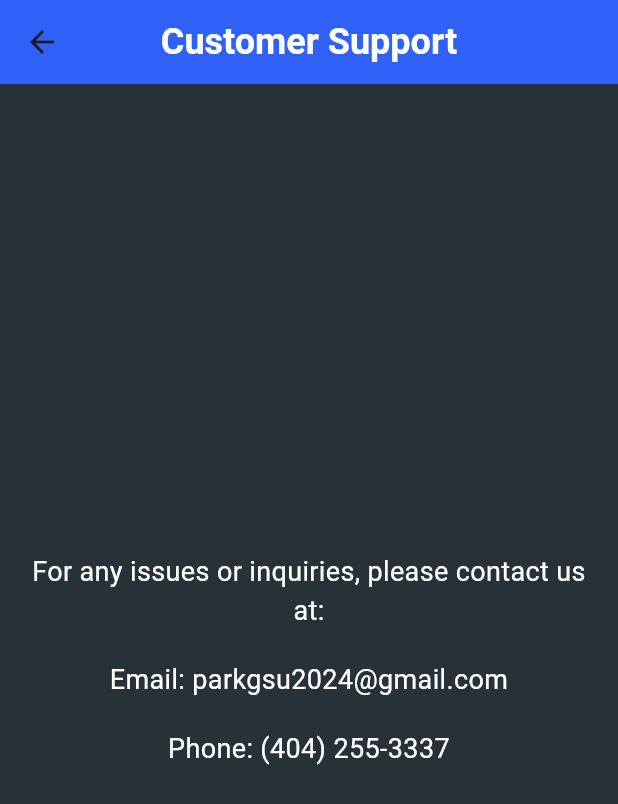
After one commit to KrishnaDOS/ParkNet_Digital, a Flutter app: the CustomerSupportPage screen opened directly, on a phone screen of 412 x 824 dp. The commit adds this screen. Shown: the top 804 px of the screen. Run offline on Flutter 3.47's test engine with Material 3 defaults, Android fonts, the phone set to English and light mode, and no system bars; our stand-ins replace cloud_firestore, firebase_auth, firebase_core, geolocator; accounts and stored records are empty.

Commit message:
added functionality to the customer support button on dashboard

```diff
--- /dev/null
+++ b/parkgsu/lib/customer_support.dart
@@ -0,0 +1,72 @@
+import 'package:flutter/material.dart';
+
+class CustomerSupportPage extends StatelessWidget {
+  const CustomerSupportPage({Key? key}) : super(key: key);
+
+  @override
+  Widget build(BuildContext context) {
+    return Theme(
+      data: ThemeData(
+        primarySwatch: Colors.blue,
+        scaffoldBackgroundColor: Colors.blueGrey[900],
+        appBarTheme: AppBarTheme(
+          backgroundColor: Colors.blueAccent[700],
+          elevation: 4,
+          titleTextStyle: TextStyle(
+            color: Colors.white,
+            fontSize: 24,
+            fontWeight: FontWeight.bold,
+          ),
+        ),
+        textTheme: TextTheme(
+          bodyMedium: TextStyle(color: Colors.white),
+          titleLarge: TextStyle(color: Colors.white),
+        ),
+      ),
+      child: Scaffold(
+        backgroundColor: Colors.blueGrey[900],
+        appBar: AppBar(
+          title: const Text(
+            'Customer Support',
+            style: TextStyle(fontSize: 24, fontWeight: FontWeight.bold),
+          ),
+          centerTitle: true,
+        ),
+        body: Padding(
+          padding: const EdgeInsets.all(20.0),
+          child: Column(
+            mainAxisAlignment: MainAxisAlignment.center,
+            children: [
+              Text(
+                'For any issues or inquiries, please contact us at:',
+                style: TextStyle(
+                  color: Colors.white,
+                  fontSize: 18,
+                ),
+                textAlign: TextAlign.center,
+              ),
+              SizedBox(height: 20),
+              Text(
+                'Email: parkgsu2024@gmail.com',
+                style: TextStyle(
+                  color: Colors.white,
+                  fontSize: 18,
+                ),
+                textAlign: TextAlign.center,
+              ),
+              SizedBox(height: 20),
+              Text(
+                'Phone: (404) 255-3337',
+                style: TextStyle(
+                  color: Colors.white,
+                  fontSize: 18,
+                ),
+                textAlign: TextAlign.center,
+              ),
+            ],
+          ),
+        ),
+      ),
+    );
+  }
+}
--- a/parkgsu/lib/dashboard.dart
+++ b/parkgsu/lib/dashboard.dart
@@ -1,5 +1,6 @@
 import 'package:flutter/material.dart';
-import 'package:firebase_auth/firebase_auth.dart'; // Import Firebase Auth
+import 'package:firebase_auth/firebase_auth.dart';
+import 'customer_support.dart';
 import 'events.dart';
 
 class Dashboard extends StatelessWidget {
@@ -21,7 +22,7 @@ class Dashboard extends StatelessWidget {
           color: Colors.white,
           fontSize: 24,
           fontWeight: FontWeight.bold,
-        )
+        ),
       ),
       body: Padding(
         padding: const EdgeInsets.all(20.0),
@@ -35,7 +36,11 @@ class Dashboard extends StatelessWidget {
             SizedBox(height: 20),
             _buildDashboardItem(context, 'Customer Support',
                 Icons.support_agent, Colors.redAccent, () {
-              // Add action for Customer Support here
+              // Navigate to the Customer Support page
+              Navigator.push(
+                context,
+                MaterialPageRoute(builder: (context) => const CustomerSupportPage()),
+              );
             }),
             SizedBox(height: 20),
             _buildDashboardItem(
@@ -98,11 +103,10 @@ class Dashboard extends StatelessWidget {
     return GestureDetector(
       onTap: () async {
         try {
-          await FirebaseAuth.instance.signOut(); // Sign out the user
+          await FirebaseAuth.instance.signOut();
           Navigator.pushReplacementNamed(
-              context, '/'); // Navigate back to the login page
+              context, '/');
         } catch (e) {
-          // Handle error
           ScaffoldMessenger.of(context).showSnackBar(
             SnackBar(content: Text('Error logging out: $e')),
           );
```
